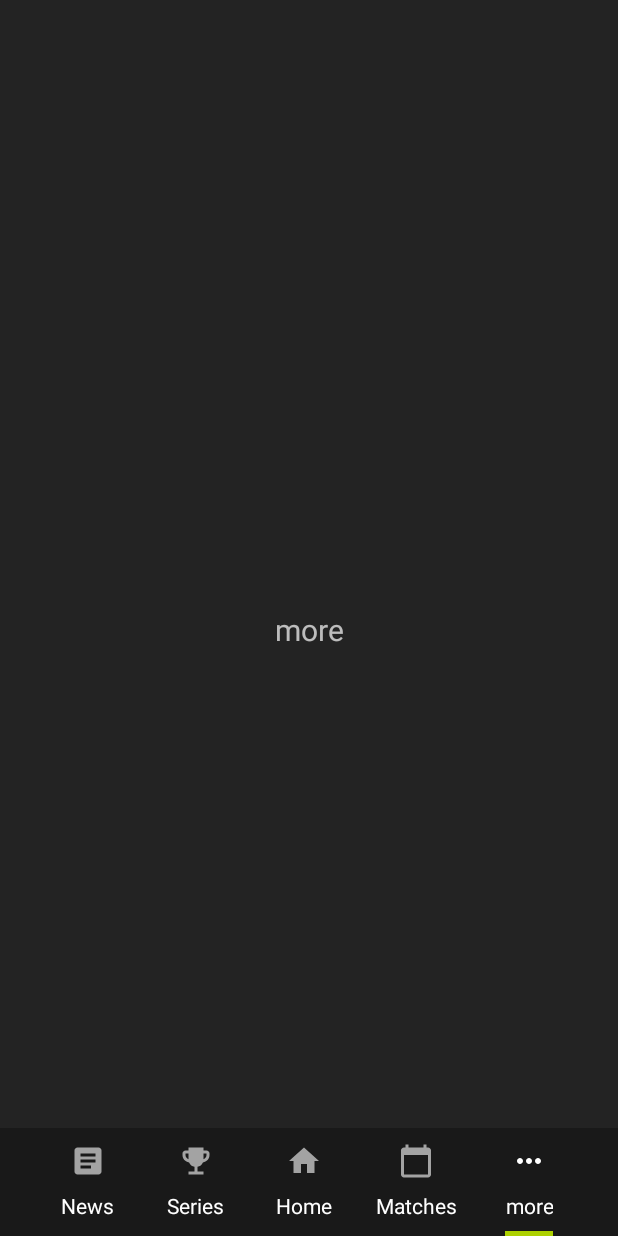
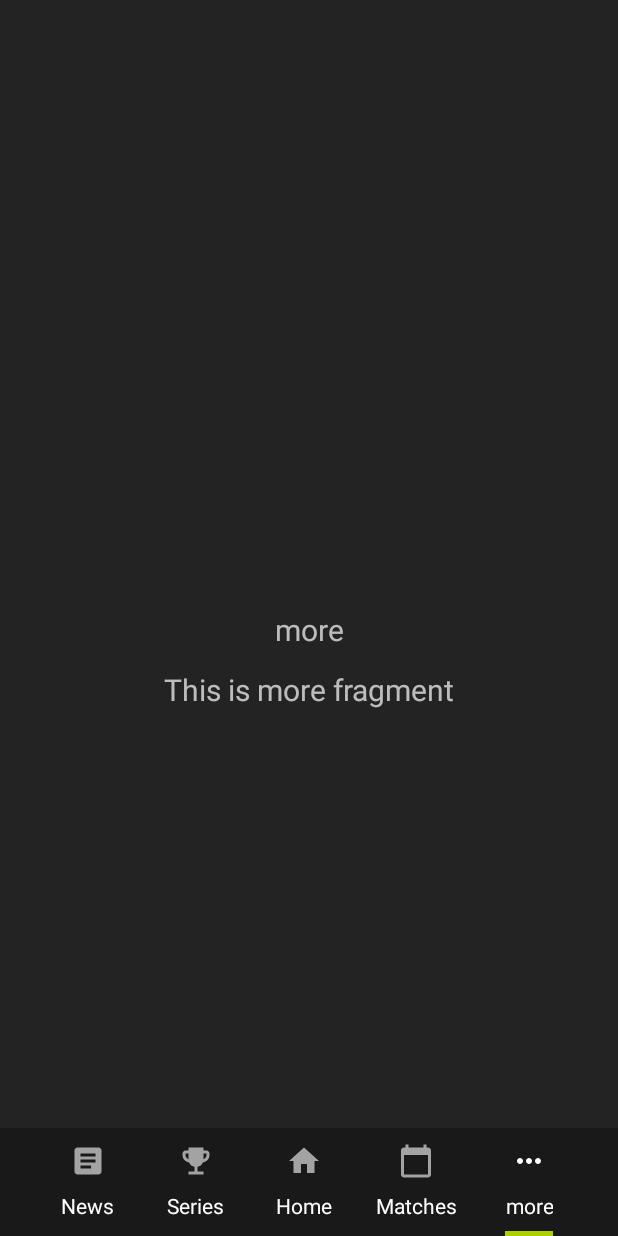
Before and after one commit to rachit0904/CricketScoreApp, an Android app: the screen it shows after launch (MainActivity), item 5 of the bottom bar chosen, on a phone screen of 412 x 824 dp. Run offline under Robolectric (Android 15) with nearby library versions, the phone set to English and light mode, and no system bars.

Commit message:
more frag update

```diff
--- a/app/src/main/res/layout/more_fragment.xml
+++ b/app/src/main/res/layout/more_fragment.xml
@@ -16,5 +16,15 @@
         android:textAlignment="center"
         android:text="@string/More"
         android:textSize="20sp" />
-
+    <TextView
+        android:id="@+id/text_dashboard2"
+        android:layout_gravity="center"
+        android:layout_width="match_parent"
+        android:layout_height="wrap_content"
+        android:layout_marginStart="8dp"
+        android:layout_marginTop="48dp"
+        android:layout_marginEnd="8dp"
+        android:textAlignment="center"
+        android:text="This is more fragment"
+        android:textSize="20sp" />
 </FrameLayout>
```
Also changed, not shown: 1 other file.
